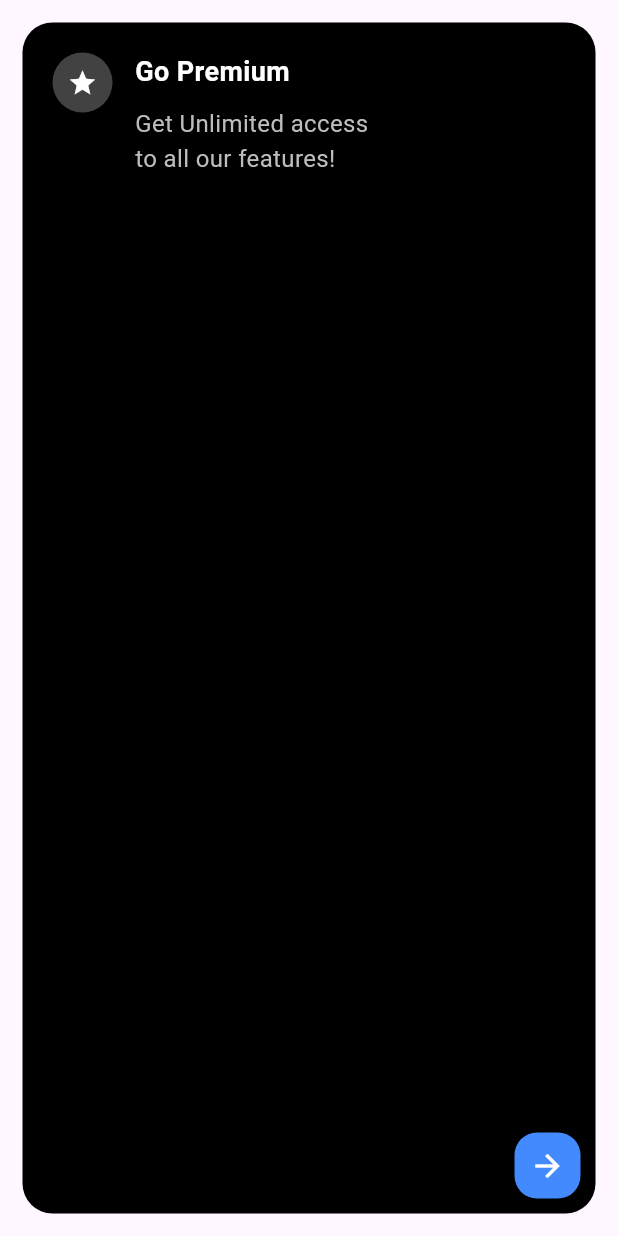
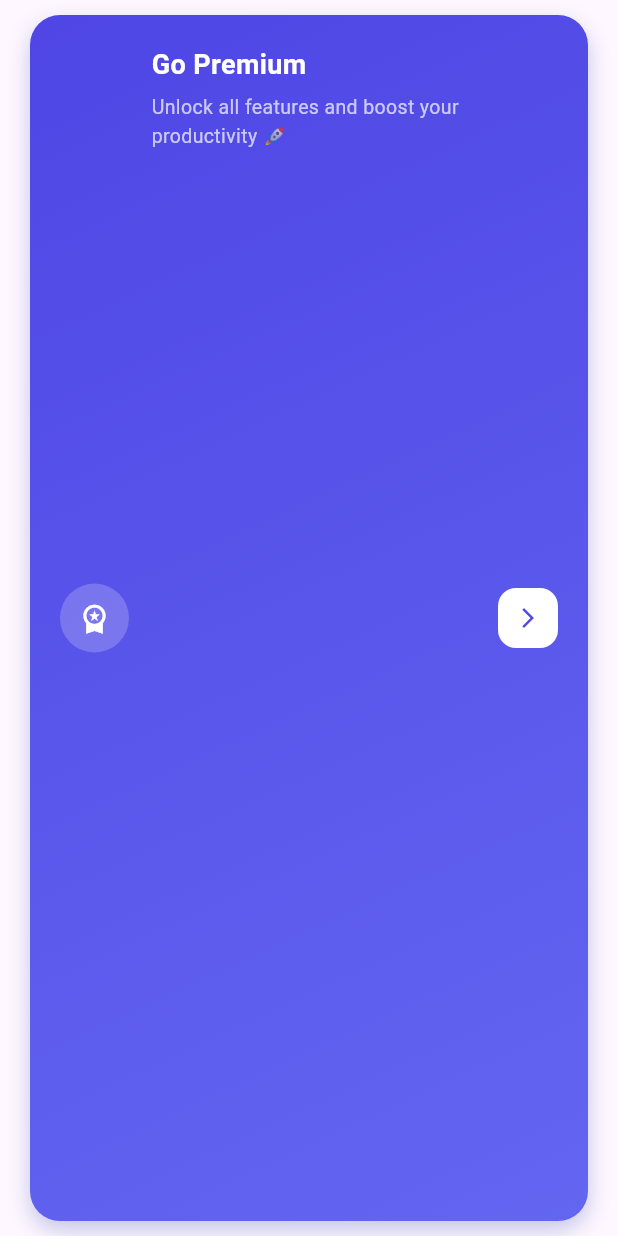
Before and after one commit to chauhanmuskan291980-wq/Flodo_AI, a Flutter app: the GoPremium widget shown alone on an empty page, opened directly, on a phone screen of 412 x 824 dp. Run offline on Flutter 3.47's test engine with Material 3 defaults, Android fonts, the light colour scheme and no system bars; our stand-ins replace shared_preferences, timeline_tile; accounts and stored records are empty.

Commit message:
fix the UI of the application

```diff
--- a/my_app/lib/models/task.dart
+++ b/my_app/lib/models/task.dart
@@ -12,7 +12,8 @@ class Task {
   num? left;
   num? done;
   List<Map<String, dynamic>>? desc;
-  bool? isLast;
+  bool isLast;
+
   Task({
     this.id,
     this.iconData,
@@ -26,6 +27,7 @@ class Task {
     this.desc,
     this.isLast = false,
   });
+
   static List<Task> generateTask() {
     return [
       Task(
--- a/my_app/lib/screens/widgets/go_premium.dart
+++ b/my_app/lib/screens/widgets/go_premium.dart
@@ -5,36 +5,51 @@ class GoPremium extends StatelessWidget {
 
   @override
   Widget build(BuildContext context) {
-    return Stack(
-      children: [
-        // 🔲 Main Card
-        Container(
-          margin: EdgeInsets.all(15),
-          padding: EdgeInsets.all(20),
+    return Container(
+      margin: const EdgeInsets.symmetric(horizontal: 20, vertical: 10),
+      padding: const EdgeInsets.all(20),
       decoration: BoxDecoration(
-            color: Colors.black,
+        gradient: const LinearGradient(
+          colors: [
+            Color(0xFF4F46E5),
+            Color(0xFF6366F1),
+          ],
+          begin: Alignment.topLeft,
+          end: Alignment.bottomRight,
+        ),
         borderRadius: BorderRadius.circular(20),
+        boxShadow: [
+          BoxShadow(
+            color: Colors.indigo.withOpacity(0.3),
+            blurRadius: 12,
+            offset: const Offset(0, 6),
+          ),
+        ],
       ),
 
       child: Row(
-            crossAxisAlignment: CrossAxisAlignment.start,
         children: [
           // ⭐ Icon
           Container(
-                padding: EdgeInsets.all(10),
+            padding: const EdgeInsets.all(12),
             decoration: BoxDecoration(
-                  color: Colors.grey[800],
+              color: Colors.white.withOpacity(0.2),
               shape: BoxShape.circle,
             ),
-                child: Icon(Icons.star, color: Colors.white, size: 20),
+            child: const Icon(
+              Icons.workspace_premium,
+              color: Colors.white,
+              size: 22,
+            ),
           ),
 
-              SizedBox(width: 15),
+          const SizedBox(width: 15),
 
           // 📝 Text
-              Column(
+          Expanded(
+            child: Column(
               crossAxisAlignment: CrossAxisAlignment.start,
-                children: [
+              children: const [
                 Text(
                   'Go Premium',
                   style: TextStyle(
@@ -43,39 +58,34 @@ class GoPremium extends StatelessWidget {
                     color: Colors.white,
                   ),
                 ),
-
-                  SizedBox(height: 10),
-
+                SizedBox(height: 6),
                 Text(
-                    'Get Unlimited access\nto all our features!',
+                  'Unlock all features and boost your productivity 🚀',
                   style: TextStyle(
-                      fontSize: 16,
-                      color: Colors.grey[400],
+                    fontSize: 13,
+                    color: Colors.white70,
                   ),
-                  ),
-                ],
                 ),
               ],
             ),
           ),
 
-        // 🔵 Button (Positioned correctly)
-        Positioned(
-          bottom: 25,
-          right: 25,
-          child: Container(
-            padding: EdgeInsets.all(10),
+          // 🔥 CTA Button
+          Container(
+            height: 40,
+            width: 40,
             decoration: BoxDecoration(
-              color: Colors.blueAccent,
-              borderRadius: BorderRadius.circular(15),
+              color: Colors.white,
+              borderRadius: BorderRadius.circular(12),
             ),
-            child: Icon(
-              Icons.arrow_forward,
-              color: Colors.white,
-            ),
+            child: const Icon(
+              Icons.arrow_forward_ios,
+              size: 16,
+              color: Color(0xFF4F46E5),
             ),
           ),
         ],
+      ),
     );
   }
 }
```
Also changed, not shown: my_app/lib/screens/detail/date_picker.dart (+31 -24 lines), my_app/lib/screens/widgets/task.dart (+65 -28 lines). Lines whose indentation alone changed are shown as unchanged.
